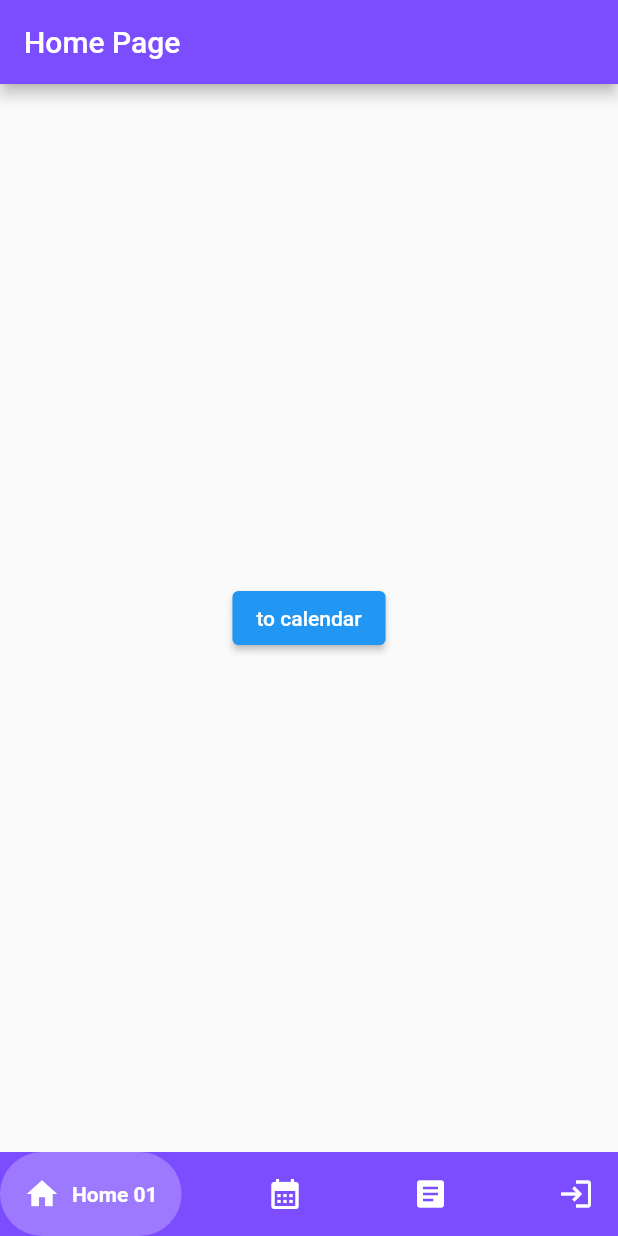
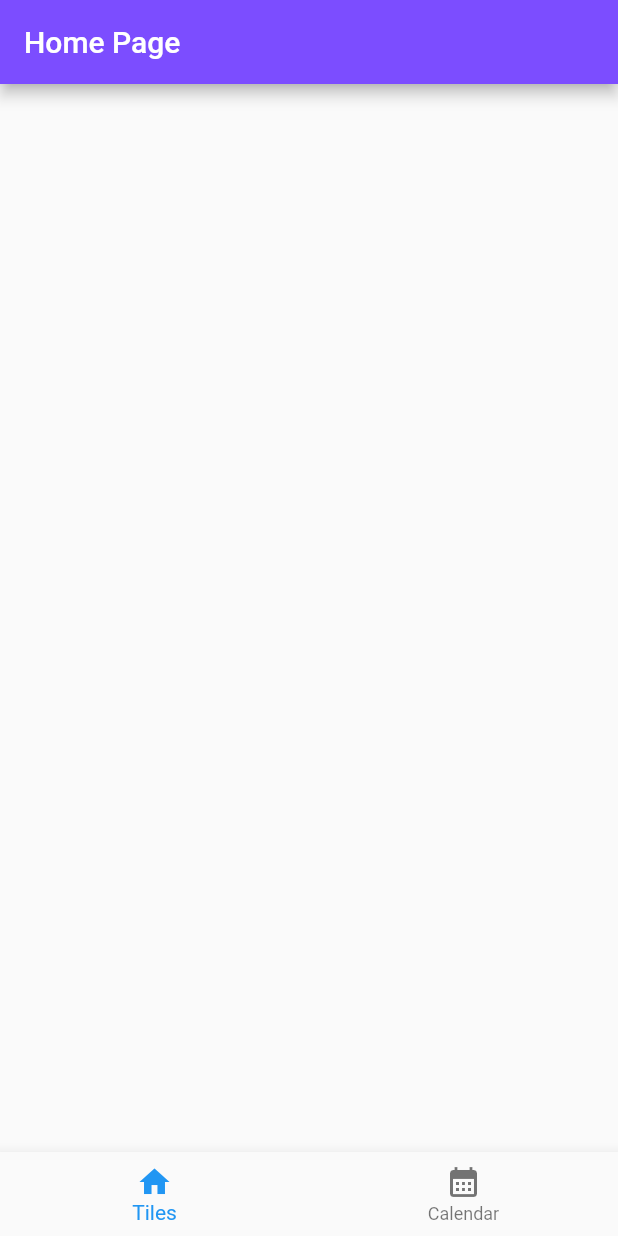
Before and after one commit to aleksandrapacia/calspace, a Flutter app: the screen it shows after launch, on a phone screen of 412 x 824 dp. Run offline on Flutter 3.47's test engine with Material 2 defaults, Android fonts, the phone set to English and light mode, and no system bars; drawn by our look-alikes of google_nav_bar; our stand-ins replace go_router.

Commit message:
navigation with ScaffoldWithNavigator and go_router deep linking

```diff
--- a/calspace/lib/main.dart
+++ b/calspace/lib/main.dart
@@ -1,4 +1,4 @@
-// ignore_for_file: prefer_const_constructors
+// ignore_for_file: prefer_const_constructors, prefer_const_literals_to_create_immutables
 
 import 'package:calspace/pages/calendar_page.dart';
 import 'package:calspace/pages/home_page.dart';
@@ -9,18 +9,73 @@ void main() {
   runApp(const MyApp());
 }
 
-final GoRouter _router = GoRouter(
+final _rootNavigatorKey = GlobalKey<NavigatorState>();
+final _sectionNavigatorKey = GlobalKey<NavigatorState>();
+
+final _router = GoRouter(
+  navigatorKey: _rootNavigatorKey,
+  initialLocation: '/',
   routes: <RouteBase>[
-    GoRoute(
-      path: '/',
-      builder: (BuildContext context, GoRouterState state) => const HomePage(),
-    ),
-    GoRoute(
-        path: '/calendarpage',
-        builder: (BuildContext context, GoRouterState state) =>
-            const CalendarPage())
+    StatefulShellRoute.indexedStack(
+      builder: (context, state, navigationShell) {
+        return ScaffoldWithNavbar(navigationShell);
+      },
+      branches: [
+        StatefulShellBranch(
+          navigatorKey: _sectionNavigatorKey,
+          routes: <RouteBase>[
+            GoRoute(
+              path: '/',
+              builder: (context, state) => HomePage(),
+              routes: <RouteBase>[
+                GoRoute(
+                  path: 'calendarpage',
+                  builder: (context, state) => CalendarPage(),
+                )
+              ],
+            )
+          ],
+        ),
+        StatefulShellBranch(routes: <RouteBase>[
+          GoRoute(
+              path: '/calendarpage',
+              builder: (context, state) {
+                return CalendarPage();
+              })
+        ])
+      ],
+    )
   ],
 );
+
+class ScaffoldWithNavbar extends StatelessWidget {
+  const ScaffoldWithNavbar(this.navigationShell, {super.key});
+
+  final StatefulNavigationShell navigationShell;
+
+  @override
+  Widget build(BuildContext context) {
+    return Scaffold(
+      body: navigationShell,
+      bottomNavigationBar: BottomNavigationBar(
+        currentIndex: navigationShell.currentIndex,
+        items: [
+          BottomNavigationBarItem(icon: Icon(Icons.home), label: 'Tiles'),
+          BottomNavigationBarItem(
+              icon: Icon(Icons.calendar_month), label: 'Calendar')
+        ],
+        onTap: _onTap,
+      ),
+    );
+  }
+
+  void _onTap(index) {
+    navigationShell.goBranch(
+      index,
+      initialLocation: index == navigationShell.currentIndex,
+    );
+  }
+}
 
 class MyApp extends StatelessWidget {
   const MyApp({super.key});
@@ -33,10 +88,10 @@ class MyApp extends StatelessWidget {
     return MaterialApp.router(
       title: 'CalSpace',
       debugShowCheckedModeBanner: false,
-      //routerConfig: _router,
-      routerDelegate: _router.routerDelegate,
-      routeInformationParser: _router.routeInformationParser,
-      routeInformationProvider: _router.routeInformationProvider,
+      routerConfig: _router,
+      //routerDelegate: _router.routerDelegate,
+      //routeInformationParser: _router.routeInformationParser,
+      //routeInformationProvider: _router.routeInformationProvider,
     );
   }
 }
--- a/calspace/lib/pages/home_page.dart
+++ b/calspace/lib/pages/home_page.dart
@@ -1,10 +1,15 @@
+// ignore_for_file: prefer_const_literals_to_create_immutables, prefer_const_constructors
+
 import 'package:flutter/material.dart';
-import 'package:go_router/go_router.dart';
-import 'package:google_nav_bar/google_nav_bar.dart';
 
-class HomePage extends StatelessWidget {
+class HomePage extends StatefulWidget {
   const HomePage({super.key});
 
+  @override
+  State<HomePage> createState() => _HomePageState();
+}
+
+class _HomePageState extends State<HomePage> {
   @override
   Widget build(BuildContext context) {
     return Scaffold(
@@ -12,23 +17,6 @@ class HomePage extends StatelessWidget {
         title: const Text('Home Page'),
         backgroundColor: Colors.deepPurpleAccent,
       ),
-      body: Center(
-          child: ElevatedButton(
-              onPressed: () => context.go('/calendarpage'),
-              child: const Text('to calendar'))),
-      bottomNavigationBar: const GNav(
-          gap: 8,
-          color: Colors.white,
-          activeColor: Colors.white,
-          backgroundColor: Colors.deepPurpleAccent,
-          tabBackgroundColor: Color.fromARGB(255, 157, 121, 255),
-          padding: EdgeInsets.all(16),
-          tabs: [
-            GButton(icon: Icons.home, text: 'Home 01'),
-            GButton(icon: Icons.calendar_month, text: 'Calendar'),
-            GButton(icon: Icons.article, text: 'Articles'),
-            GButton(icon: Icons.login, text: 'LogIn')
-          ]),
     );
   }
 }
```
Also changed, not shown: calspace/lib/pages/articles_page.dart (+3 -16 lines), calspace/lib/pages/calendar_page.dart (+6 -22 lines), calspace/lib/navigation.dart (added).
